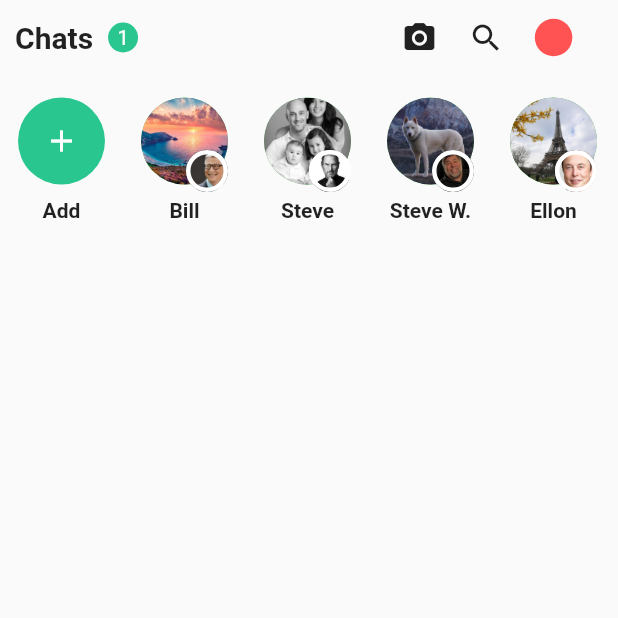
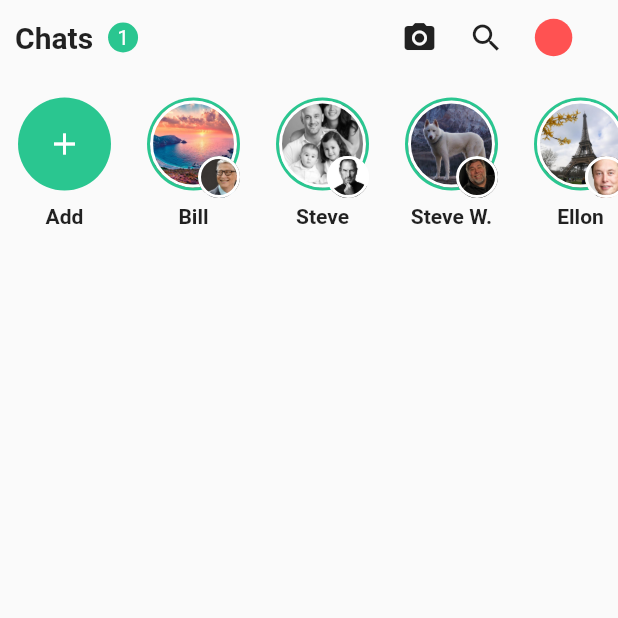
Before and after one commit to feMoraes0/whatsapp-redesign-ui, a Flutter app: the screen it shows after launch, on a phone screen of 412 x 824 dp, the top half of it. Run offline on Flutter 3.47's test engine with Material 2 defaults, Android fonts, the phone set to English and light mode, and no system bars.

Commit message:
Added status 'not-viewed' border

```diff
--- a/lib/components/status_bar.dart
+++ b/lib/components/status_bar.dart
@@ -3,26 +3,25 @@ import 'dart:convert';
 import "package:flutter/material.dart";
 
 class StatusBar extends StatefulWidget {
-
   @override
   _StatusBarState createState() => _StatusBarState();
 }
 
 class _StatusBarState extends State<StatusBar> {
+  List status = [];
+  Color primaryColor;
 
-  List status = [];
-
-  Widget add({@required color}) {
+  Widget add() {
     return Container(
       margin: const EdgeInsets.symmetric(horizontal: 12.0),
       child: Column(
         children: <Widget>[
           Container(
-            width: 58.0,
-            height: 58.0,
+            width: 62.0,
+            height: 62.0,
             margin: const EdgeInsets.symmetric(vertical: 5.0),
             decoration: BoxDecoration(
-              color: color,
+              color: this.primaryColor,
               borderRadius: BorderRadius.circular(100.0),
             ),
             child: Icon(
@@ -54,15 +53,27 @@ class _StatusBarState extends State<StatusBar> {
           Stack(
             children: <Widget>[
               Container(
-                width: 58.0,
-                height: 58.0,
+                height: 62.0,
+                width: 62.0,
                 margin: const EdgeInsets.symmetric(vertical: 5.0),
+                padding: const EdgeInsets.all(2.0),
                 decoration: BoxDecoration(
-                  color: Colors.green,
+                  color: this.primaryColor,
                   borderRadius: BorderRadius.circular(100.0),
-                  image: DecorationImage(
-                    image: AssetImage(statusImg),
-                    fit: BoxFit.cover,
+                ),
+                child: Container(
+                  width: 58.0,
+                  height: 58.0,
+                  decoration: BoxDecoration(
+                    border: Border.all(
+                      color: Colors.white,
+                      width: 2.0,
+                    ),
+                    borderRadius: BorderRadius.circular(100.0),
+                    image: DecorationImage(
+                      image: AssetImage(statusImg),
+                      fit: BoxFit.cover,
+                    ),
                   ),
                 ),
               ),
@@ -75,7 +86,10 @@ class _StatusBarState extends State<StatusBar> {
                   decoration: BoxDecoration(
                     color: Colors.blue,
                     borderRadius: BorderRadius.circular(100.0),
-                    border: Border.all(color: Colors.white, width: 3.0,),
+                    border: Border.all(
+                      color: Colors.white,
+                      width: 2.0,
+                    ),
                     image: DecorationImage(
                       image: AssetImage(userImg),
                       fit: BoxFit.cover,
@@ -97,34 +111,32 @@ class _StatusBarState extends State<StatusBar> {
     );
   }
 
-
-
   @override
   Widget build(BuildContext context) {
+    ThemeData theme = Theme.of(context);
+    Size size = MediaQuery.of(context).size;
 
-    if(this.status.length == 0) {
-      DefaultAssetBundle.of(context).loadString("assets/status.json").then((stringData) {
+    if (this.status.length == 0) {
+      DefaultAssetBundle.of(context)
+          .loadString("assets/status.json")
+          .then((stringData) {
         setState(() {
           this.status = json.decode(stringData);
+          this.primaryColor = theme.primaryColor;
         });
       });
     }
 
-    Size size = MediaQuery.of(context).size;
-    ThemeData theme = Theme.of(context);
-
     return Container(
         padding: const EdgeInsets.symmetric(vertical: 10.0),
         width: size.width,
-        height: 108.0,
+        height: 112.0,
         child: ListView.builder(
           itemCount: this.status.length + 1,
           scrollDirection: Axis.horizontal,
           itemBuilder: (context, position) {
             if (position == 0) {
-              return this.add(
-                color: theme.primaryColor,
-              );
+              return this.add();
             } else {
               Map<String, dynamic> item = this.status[position - 1];
               return this.userStatus(
```
